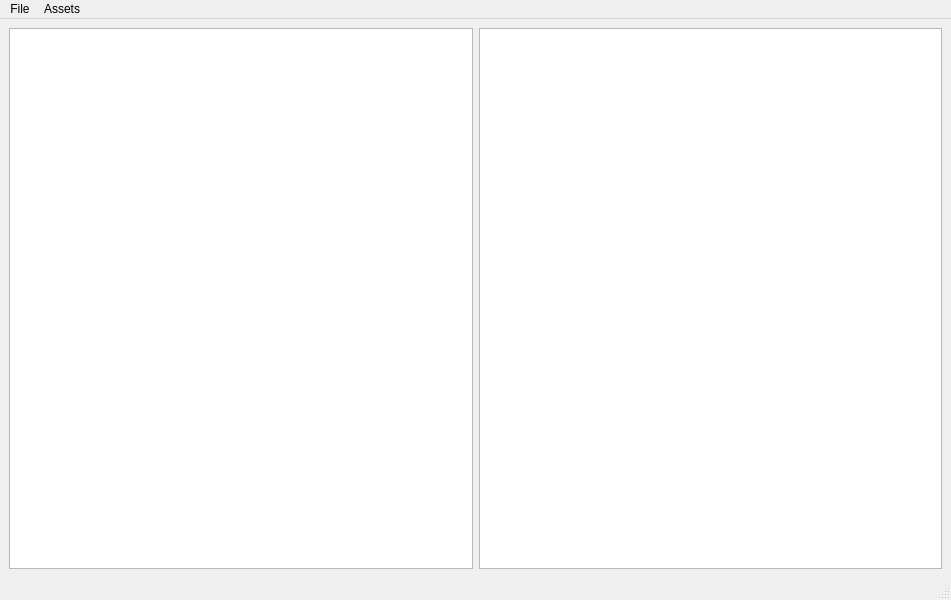
First picture: the form in mainwindow.ui, repository penguintutor/pyvlcb, before the edit.
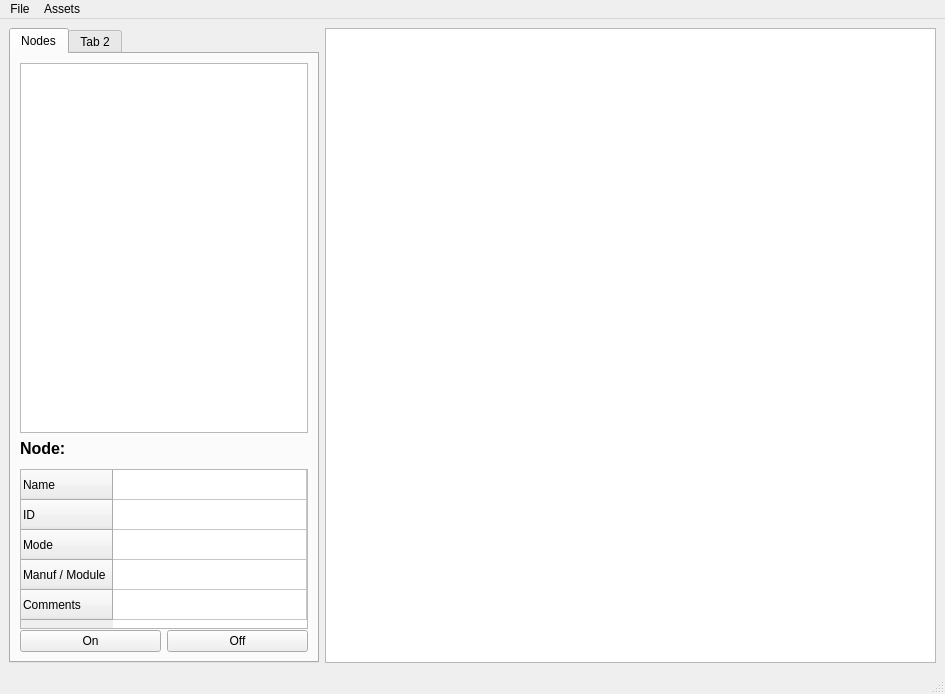
Second picture: the form after the edit.

The edit to the form file:
```diff
--- a/mainwindow.ui
+++ b/mainwindow.ui
@@ -6,8 +6,8 @@
    <rect>
     <x>0</x>
     <y>0</y>
-    <width>951</width>
-    <height>600</height>
+    <width>945</width>
+    <height>694</height>
    </rect>
   </property>
   <property name="sizePolicy">
@@ -28,10 +28,188 @@
   <widget class="QWidget" name="centralwidget">
    <layout class="QHBoxLayout" name="horizontalLayout">
     <item>
-     <widget class="QTreeView" name="nodeTreeView"/>
-    </item>
-    <item>
-     <widget class="QGraphicsView" name="graphicsView"/>
+     <layout class="QHBoxLayout" name="horizontalLayout_4">
+      <item>
+       <widget class="QTabWidget" name="tabWidget">
+        <property name="maximumSize">
+         <size>
+          <width>310</width>
+          <height>16777215</height>
+         </size>
+        </property>
+        <property name="currentIndex">
+         <number>0</number>
+        </property>
+        <widget class="QWidget" name="nodeTab">
+         <attribute name="title">
+          <string>Nodes</string>
+         </attribute>
+         <layout class="QVBoxLayout" name="verticalLayout">
+          <item>
+           <widget class="QTreeView" name="nodeTreeView">
+            <property name="sizePolicy">
+             <sizepolicy hsizetype="Maximum" vsizetype="Expanding">
+              <horstretch>0</horstretch>
+              <verstretch>1</verstretch>
+             </sizepolicy>
+            </property>
+            <property name="maximumSize">
+             <size>
+              <width>300</width>
+              <height>16777215</height>
+             </size>
+            </property>
+           </widget>
+          </item>
+          <item>
+           <widget class="QLabel" name="tableLabel">
+            <property name="font">
+             <font>
+              <pointsize>12</pointsize>
+              <weight>75</weight>
+              <bold>true</bold>
+             </font>
+            </property>
+            <property name="text">
+             <string>Node:</string>
+            </property>
+           </widget>
+          </item>
+          <item>
+           <widget class="QTableWidget" name="nodeTable">
+            <property name="sizePolicy">
+             <sizepolicy hsizetype="Fixed" vsizetype="Fixed">
+              <horstretch>0</horstretch>
+              <verstretch>0</verstretch>
+             </sizepolicy>
+            </property>
+            <property name="minimumSize">
+             <size>
+              <width>0</width>
+              <height>160</height>
+             </size>
+            </property>
+            <property name="maximumSize">
+             <size>
+              <width>300</width>
+              <height>150</height>
+             </size>
+            </property>
+            <attribute name="horizontalHeaderVisible">
+             <bool>false</bool>
+            </attribute>
+            <attribute name="horizontalHeaderMinimumSectionSize">
+             <number>50</number>
+            </attribute>
+            <attribute name="horizontalHeaderDefaultSectionSize">
+             <number>100</number>
+            </attribute>
+            <attribute name="horizontalHeaderStretchLastSection">
+             <bool>true</bool>
+            </attribute>
+            <attribute name="verticalHeaderVisible">
+             <bool>true</bool>
+            </attribute>
+            <attribute name="verticalHeaderMinimumSectionSize">
+             <number>30</number>
+            </attribute>
+            <attribute name="verticalHeaderDefaultSectionSize">
+             <number>30</number>
+            </attribute>
+            <attribute name="verticalHeaderStretchLastSection">
+             <bool>false</bool>
+            </attribute>
+            <row>
+             <property name="text">
+              <string>Name</string>
+             </property>
+            </row>
+            <row>
+             <property name="text">
+              <string>ID</string>
+             </property>
+            </row>
+            <row>
+             <property name="text">
+              <string>Mode</string>
+             </property>
+            </row>
+            <row>
+             <property name="text">
+              <string>Manuf / Module</string>
+             </property>
+            </row>
+            <row>
+             <property name="text">
+              <string>Comments</string>
+             </property>
+            </row>
+            <column>
+             <property name="text">
+              <string>Data</string>
+             </property>
+            </column>
+            <item row="0" column="0">
+             <property name="text">
+              <string> </string>
+             </property>
+             <property name="flags">
+              <set>ItemIsDragEnabled|ItemIsDropEnabled|ItemIsUserCheckable|ItemIsEnabled</set>
+             </property>
+            </item>
+            <item row="1" column="0">
+             <property name="text">
+              <string> </string>
+             </property>
+            </item>
+            <item row="2" column="0">
+             <property name="text">
+              <string> </string>
+             </property>
+            </item>
+            <item row="3" column="0">
+             <property name="text">
+              <string> </string>
+             </property>
+            </item>
+            <item row="4" column="0">
+             <property name="text">
+              <string> </string>
+             </property>
+            </item>
+           </widget>
+          </item>
+          <item>
+           <layout class="QHBoxLayout" name="horizontalLayout_6">
+            <item>
+             <widget class="QPushButton" name="evButtonOn">
+              <property name="text">
+               <string>On</string>
+              </property>
+             </widget>
+            </item>
+            <item>
+             <widget class="QPushButton" name="evButtonOff">
+              <property name="text">
+               <string>Off</string>
+              </property>
+             </widget>
+            </item>
+           </layout>
+          </item>
+         </layout>
+        </widget>
+        <widget class="QWidget" name="tab_2">
+         <attribute name="title">
+          <string>Tab 2</string>
+         </attribute>
+        </widget>
+       </widget>
+      </item>
+      <item>
+       <widget class="QGraphicsView" name="graphicsView"/>
+      </item>
+     </layout>
     </item>
    </layout>
   </widget>
@@ -40,7 +218,7 @@
     <rect>
      <x>0</x>
      <y>0</y>
-     <width>951</width>
+     <width>945</width>
      <height>22</height>
     </rect>
    </property>
```
